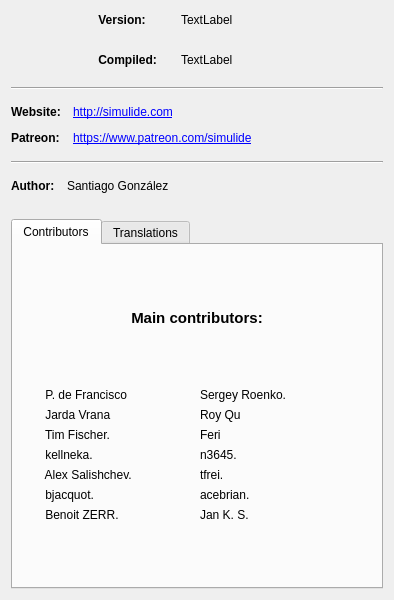
Qt form src/gui/dialogs/about.ui (Arcachofo/SimulIDE-dev) before a commit.
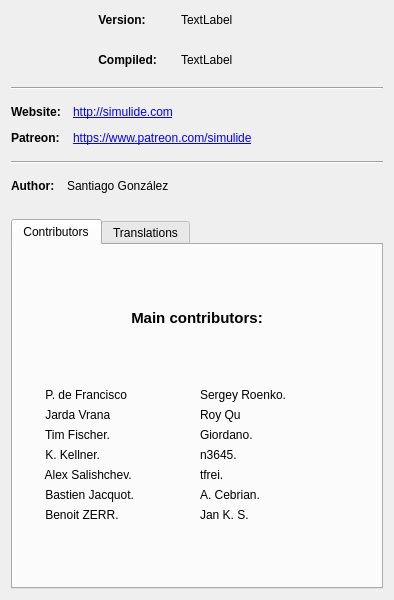
The same form after that commit. Icons and pictures are not drawn.

What changed in the file:
```diff
--- a/src/gui/dialogs/about.ui
+++ b/src/gui/dialogs/about.ui
@@ -401,7 +401,7 @@
             </sizepolicy>
            </property>
            <property name="text">
-            <string>       bjacquot.</string>
+            <string>       Bastien Jacquot.</string>
            </property>
           </widget>
          </item>
@@ -479,7 +479,7 @@
             </sizepolicy>
            </property>
            <property name="text">
-            <string>Feri</string>
+            <string>Giordano.</string>
            </property>
           </widget>
          </item>
@@ -492,7 +492,7 @@
             </sizepolicy>
            </property>
            <property name="text">
-            <string>       kellneka.</string>
+            <string>       K. Kellner.</string>
            </property>
           </widget>
          </item>
@@ -531,7 +531,7 @@
             </sizepolicy>
            </property>
            <property name="text">
-            <string>acebrian.</string>
+            <string>A. Cebrian.</string>
            </property>
           </widget>
          </item>
```
